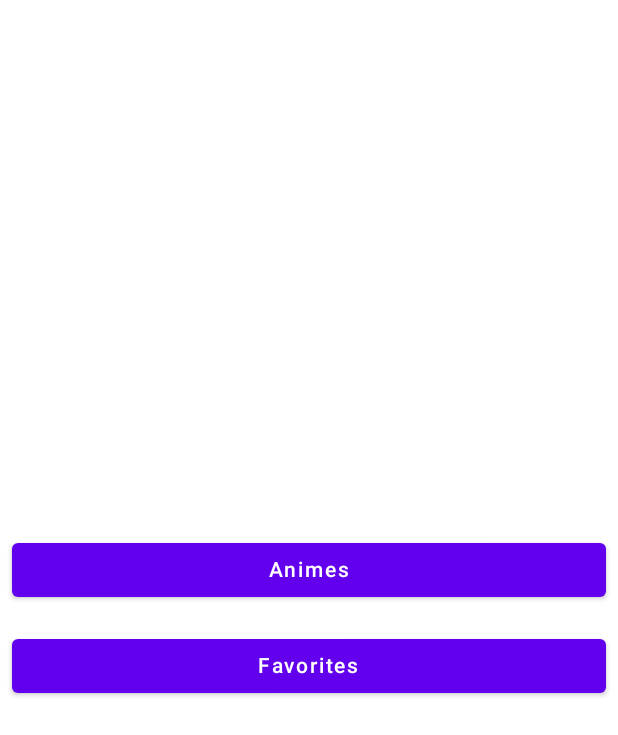
After one commit to AnguloDev10/ComposeMVVM, an Android app built with Jetpack Compose: the composable Home shown on its own in the app's theme, on a phone screen of 412 x 824 dp. The commit adds this screen. Shown: the top 735 px of the screen. Run offline under Robolectric (Android 15) with nearby library versions, the phone set to English and light mode, and no system bars; 1 statement that could not run was skipped.

Commit message:
first commit

```diff
--- /dev/null
+++ b/app/src/main/java/com/example/eamobiles/screens/Home/Home.kt
@@ -0,0 +1,41 @@
+package com.example.eamobiles.screens.Home
+import androidx.compose.foundation.layout.*
+import androidx.compose.material.Button
+import androidx.compose.material.Text
+import androidx.compose.runtime.Composable
+import androidx.compose.ui.Modifier
+import androidx.compose.ui.unit.dp
+import androidx.navigation.NavController
+import com.example.eamobiles.screens.navigation.Routes
+@Composable
+fun Home(
+    navController: NavController
+) {
+
+    Column(
+        verticalArrangement = Arrangement.Center,
+        modifier = Modifier.fillMaxSize()
+    ) {
+
+        Button(
+
+            modifier = Modifier
+                .fillMaxWidth()
+                .padding(8.dp),
+            onClick = {
+                navController.navigate(Routes.AnimesList.route)
+            }) {
+            Text("Animes")
+        }
+
+        Button(
+            modifier = Modifier
+                .fillMaxWidth()
+                .padding(8.dp),
+            onClick = {
+                navController.navigate(Routes.Favorites.route)
+            }) {
+            Text("Favorites")
+        }
+    }
+}
```
Also changed, not shown: app/src/main/java/com/example/eamobiles/screens/Anime/Anime.kt (+4 -3 lines), app/src/main/java/com/example/eamobiles/screens/navigation/Navigation.kt (+18 -5 lines).
